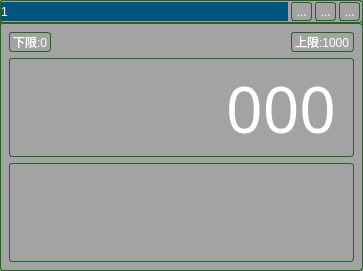
Old version of the form channelwidget.ui in the repository byteman/bullet.
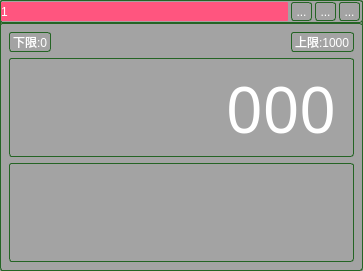
New version of the form. Icons and pictures are not drawn. Custom widgets are drawn as their Qt base class.

What changed in the file:
```diff
--- a/channelwidget.ui
+++ b/channelwidget.ui
@@ -68,10 +68,9 @@
       <item>
        <widget class="QLabel" name="lblChan">
         <property name="styleSheet">
-         <string notr="true">	border:0px solid #242424;
-	border-radius:1px;
-
-background-color: rgb(0, 85, 127);</string>
+         <string notr="true">border:0px solid #242424;
+border-radius:1px;
+background-color: rgb(255, 85, 127);</string>
         </property>
         <property name="text">
          <string>1</string>
```
